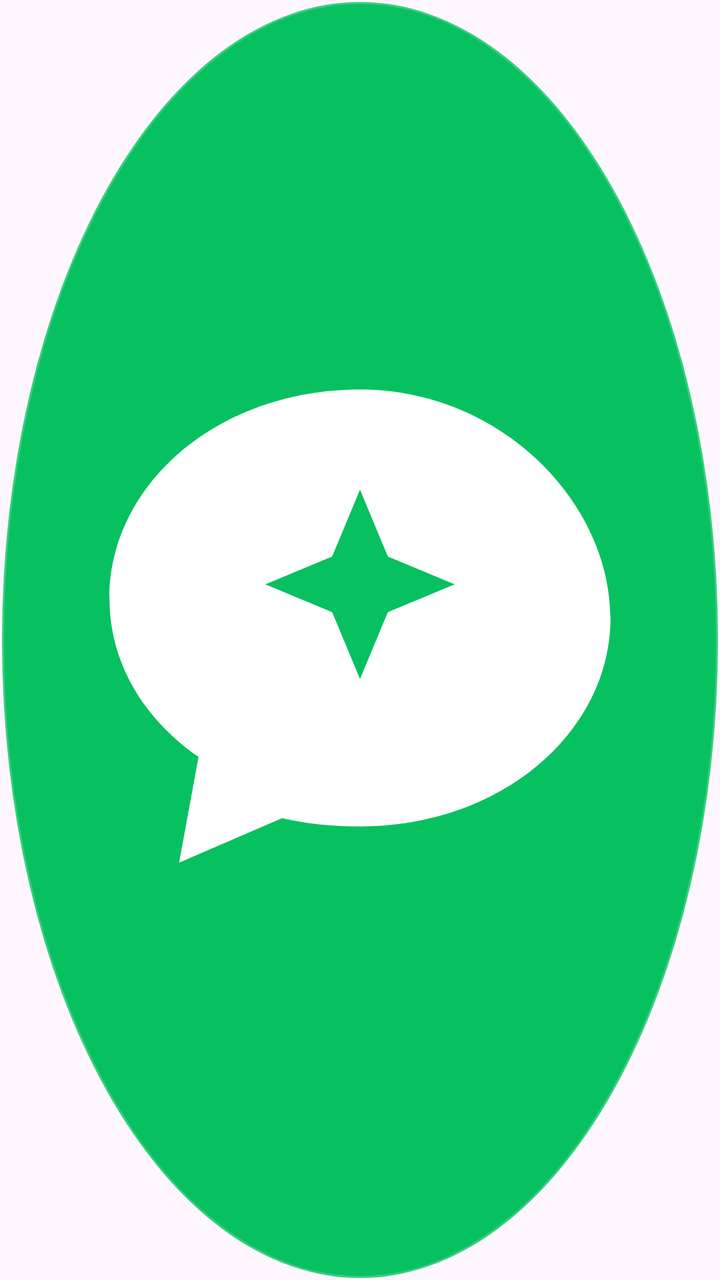
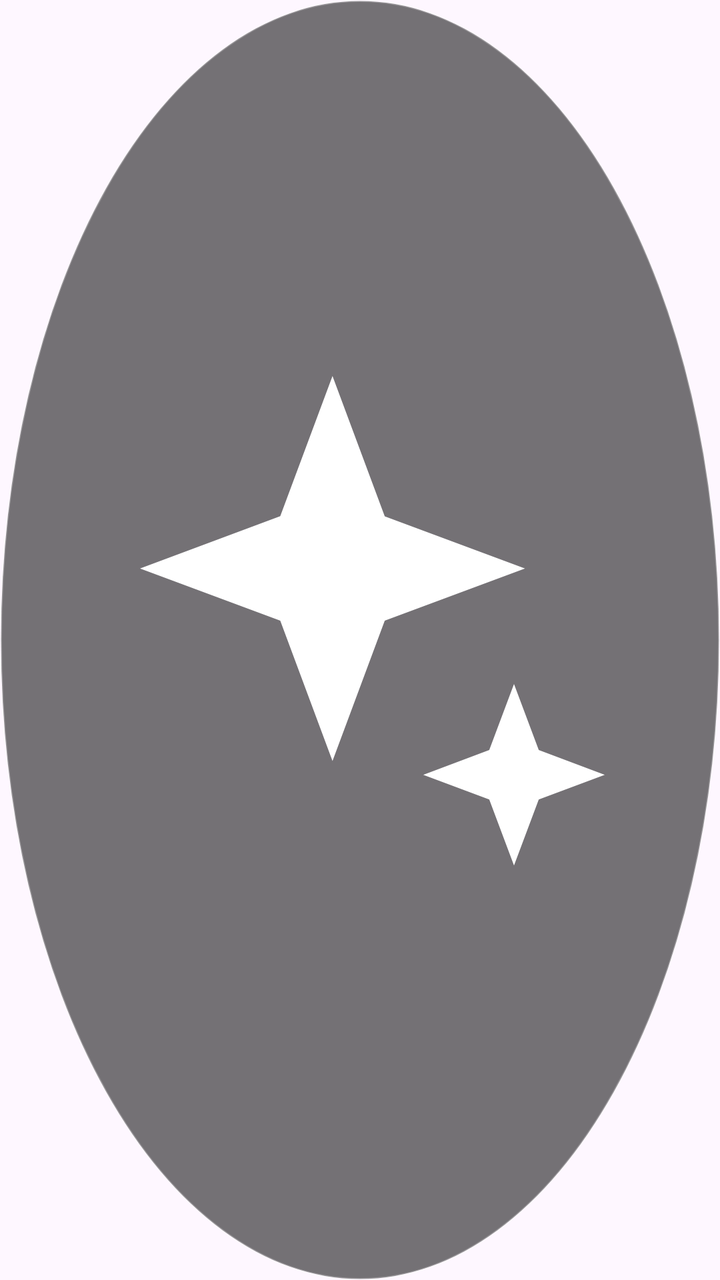

Compare the two renders of this Android layout. The source of the first and the diff that turns it into the second are given below.
<!-- AndroidManifest.xml: application theme Theme.ReplyBubble -->
<!-- res/layout/view_bubble.xml -->
<?xml version="1.0" encoding="utf-8"?>
<ImageView xmlns:android="http://schemas.android.com/apk/res/android"
    android:id="@+id/bubble"
    android:layout_width="56dp"
    android:layout_height="56dp"
    android:background="@drawable/bg_bubble"
    android:contentDescription="AI 回复"
    android:elevation="6dp"
    android:padding="13dp"
    android:src="@drawable/ic_bubble" />
<!-- resources referenced by this layout -->
<resources>
  <!-- drawable bg_bubble (drawable) -->
  <?xml version="1.0" encoding="utf-8"?>
  <shape xmlns:android="http://schemas.android.com/apk/res/android"
      android:shape="oval">
      <solid android:color="@color/accent" />
      <stroke
          android:width="2dp"
          android:color="#33FFFFFF" />
  </shape>
  <!-- drawable ic_bubble (drawable) -->
  <vector xmlns:android="http://schemas.android.com/apk/res/android"
      android:width="32dp"
      android:height="32dp"
      android:viewportWidth="24"
      android:viewportHeight="24">
      <path
          android:fillColor="#FFFFFF"
          android:pathData="M12,3C6.9,3 3,6.4 3,10.5c0,2.3 1.2,4.3 3.2,5.7L5.5,20l3.7,-1.6c0.9,0.2 1.8,0.3 2.8,0.3c5.1,0 9,-3.4 9,-7.5S17.1,3 12,3z" />
      <path
          android:fillColor="#07C160"
          android:pathData="M12,6.6l1,2.4l2.4,1l-2.4,1l-1,2.4l-1,-2.4l-2.4,-1l2.4,-1z" />
  </vector>
  <style name="Theme.ReplyBubble" parent="Theme.Material3.DayNight.NoActionBar">
          <item name="colorPrimary">@color/accent</item>
          <item name="colorSecondary">@color/accent</item>
      </style>
  <color name="accent">#07C160</color>
</resources>

<!-- the commit's change to res/layout/view_bubble.xml (unified diff, before → after) -->
@@ -1,10 +1,10 @@
 <?xml version="1.0" encoding="utf-8"?>
 <ImageView xmlns:android="http://schemas.android.com/apk/res/android"
     android:id="@+id/bubble"
-    android:layout_width="56dp"
-    android:layout_height="56dp"
+    android:layout_width="58dp"
+    android:layout_height="58dp"
     android:background="@drawable/bg_bubble"
     android:contentDescription="AI 回复"
-    android:elevation="6dp"
-    android:padding="13dp"
+    android:elevation="10dp"
+    android:padding="15dp"
     android:src="@drawable/ic_bubble" />
<!-- resource entries referenced after the edit -->
@@ -4,23 +4,23 @@
   <?xml version="1.0" encoding="utf-8"?>
   <shape xmlns:android="http://schemas.android.com/apk/res/android"
       android:shape="oval">
-      <solid android:color="@color/accent" />
+      <solid android:color="#8A000000" />
       <stroke
-          android:width="2dp"
-          android:color="#33FFFFFF" />
+          android:width="1dp"
+          android:color="#40FFFFFF" />
   </shape>
   <!-- drawable ic_bubble (drawable) -->
   <vector xmlns:android="http://schemas.android.com/apk/res/android"
-      android:width="32dp"
-      android:height="32dp"
+      android:width="28dp"
+      android:height="28dp"
       android:viewportWidth="24"
       android:viewportHeight="24">
       <path
           android:fillColor="#FFFFFF"
-          android:pathData="M12,3C6.9,3 3,6.4 3,10.5c0,2.3 1.2,4.3 3.2,5.7L5.5,20l3.7,-1.6c0.9,0.2 1.8,0.3 2.8,0.3c5.1,0 9,-3.4 9,-7.5S17.1,3 12,3z" />
+          android:pathData="M11,2.4l1.9,5.1l5.1,1.9l-5.1,1.9L11,16.4l-1.9,-5.1L4,9.4l5.1,-1.9z" />
       <path
-          android:fillColor="#07C160"
-          android:pathData="M12,6.6l1,2.4l2.4,1l-2.4,1l-1,2.4l-1,-2.4l-2.4,-1l2.4,-1z" />
+          android:fillColor="#FFFFFF"
+          android:pathData="M17.6,13.6l0.9,2.4l2.4,0.9l-2.4,0.9l-0.9,2.4l-0.9,-2.4l-2.4,-0.9l2.4,-0.9z" />
   </vector>
   <style name="Theme.ReplyBubble" parent="Theme.Material3.DayNight.NoActionBar">
           <item name="colorPrimary">@color/accent</item>
